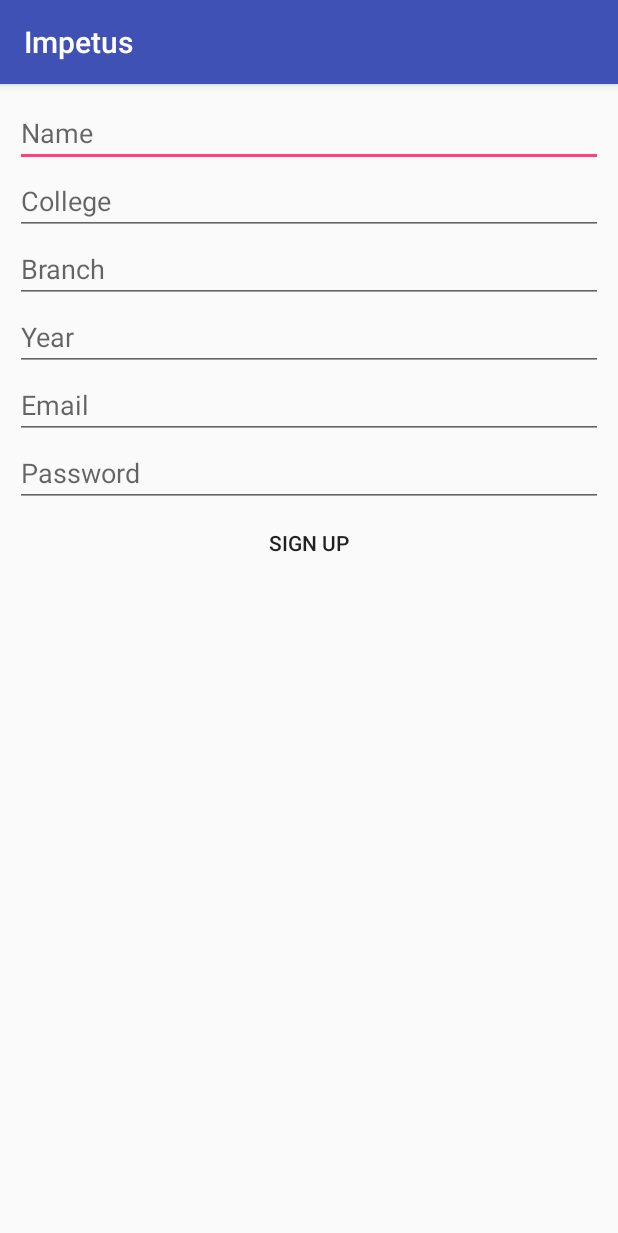
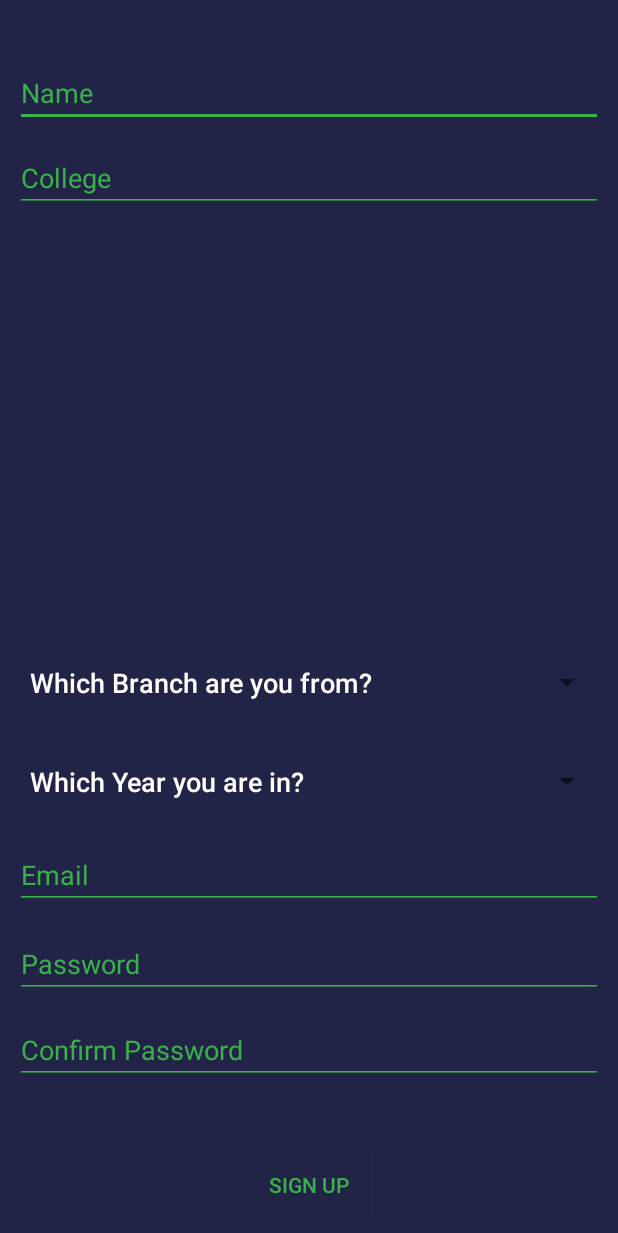
Before and after one commit to CaptainDaVinci/Impetus, an Android app: the SignUpActivity screen opened directly, with no data from a screen before it, on a phone screen of 412 x 824 dp. Shown: the top 1233 px of the screen. Run offline under Robolectric (Android 15) with nearby library versions, the phone set to English and light mode, and no system bars; our stand-ins replace Firebase (no records; nobody signed in at launch, a user with empty details on screens opened directly); Roboto replaces fonts that are not available here.

Commit message:
sign up page design n few changes more

```diff
--- a/app/src/main/AndroidManifest.xml
+++ b/app/src/main/AndroidManifest.xml
@@ -16,7 +16,8 @@
                 <category android:name="android.intent.category.LAUNCHER" />
             </intent-filter>
         </activity>
-        <activity android:name=".SignUpActivity" />
+        <activity android:name=".SignUpActivity"
+            android:theme="@style/AppTheme.NoActionBar"/>
         <activity
             android:name=".HomeActivity"
             android:label="@string/title_activity_home"
--- a/app/src/main/java/uvce/com/impetus/SignUpActivity.java
+++ b/app/src/main/java/uvce/com/impetus/SignUpActivity.java
@@ -1,13 +1,19 @@
 package uvce.com.impetus;
 
 import android.content.Intent;
+import android.graphics.Color;
 import android.os.Bundle;
 import android.support.v7.app.AppCompatActivity;
 import android.util.Log;
 import android.view.View;
+import android.view.ViewGroup;
+import android.widget.AdapterView;
+import android.widget.ArrayAdapter;
 import android.widget.Button;
 import android.widget.EditText;
+import android.widget.Spinner;
 import android.widget.TextView;
+import android.widget.Toast;
 
 import com.google.firebase.database.DataSnapshot;
 import com.google.firebase.database.DatabaseError;
@@ -15,17 +21,24 @@ import com.google.firebase.database.DatabaseReference;
 import com.google.firebase.database.FirebaseDatabase;
 import com.google.firebase.database.ValueEventListener;
 
+import java.util.ArrayList;
+import java.util.Arrays;
+import java.util.List;
 import java.util.regex.Matcher;
 import java.util.regex.Pattern;
 
 public class SignUpActivity extends AppCompatActivity {
     private final static String TAG = LoginActivity.TAG;
 
-    EditText nameField, collegeField, branchField, yearField,
-            emailField, passwordField;
+    EditText nameField, collegeField,
+            emailField, passwordField,confirmpasswordField;
 
     TextView errorField;
     DatabaseReference rootRef;
+    Spinner branchField,yearField;
+    String[] year = new String[]{"Which Year you are in?","First year","Second year","Third year","Fourth year"};
+    String[] branch=new String[]{"Which Branch are you from?","Computer  Science","Information Science","Electronics and Communication","Electrical","Mechanical","Civil"};
+
 
     @Override
     protected void onCreate(Bundle savedInstanceState) {
@@ -36,11 +49,12 @@ public class SignUpActivity extends AppCompatActivity {
 
         nameField = findViewById(R.id.nameField);
         collegeField = findViewById(R.id.collegeField);
-        branchField = findViewById(R.id.branchField);
-        yearField = findViewById(R.id.yearField);
+        branchField=findViewById(R.id.branchField);
+        yearField=findViewById(R.id.yearField);
         emailField = findViewById(R.id.emailField);
         passwordField = findViewById(R.id.passwordField);
         errorField = findViewById(R.id.errorField);
+        confirmpasswordField=findViewById(R.id.confirm_passwordField);
 
         rootRef = FirebaseDatabase.getInstance().getReference();
 
@@ -52,17 +66,86 @@ public class SignUpActivity extends AppCompatActivity {
                 validateInput();
             }
         });
+
+
+        List<String> yearList = new ArrayList<>(Arrays.asList(year));
+        List<String> branchList = new ArrayList<>(Arrays.asList(branch));
+
+        //yearList spinner
+        final ArrayAdapter<String> spinnerArrayAdapter1 = new ArrayAdapter<String>(
+                this,R.layout.spinner_year,yearList){
+            @Override
+            public boolean isEnabled(int position){
+                if(position == 0)
+                    return false;
+                else
+                    return true;
+            }
+            @Override
+            public View getDropDownView(int position, View convertView,
+                                        ViewGroup parent) {
+                View view;
+                view = super.getDropDownView(position, convertView, parent);
+                TextView tv = (TextView) view;
+                if(position == 0){
+                    tv.setTextColor(Color.GRAY);
+                }
+                else {
+                    tv.setTextColor(Color.parseColor("#3ab14a"));
+                }
+                return view;
+            }
+        };
+        spinnerArrayAdapter1.setDropDownViewResource(R.layout.spinner_year);
+        yearField.setAdapter(spinnerArrayAdapter1);
+
+        //branchList spinner
+
+        final ArrayAdapter<String> spinnerArrayAdapter2 = new ArrayAdapter<String>(
+                this,R.layout.spinner_banch,branchList){
+            @Override
+            public boolean isEnabled(int position){
+                if(position == 0)
+                    return false;
+                else
+                    return true;
+            }
+            @Override
+            public View getDropDownView(int position, View convertView,
+                                        ViewGroup parent) {
+                View view;
+                view = super.getDropDownView(position, convertView, parent);
+                TextView tv = (TextView) view;
+                if(position == 0){
+                    tv.setTextColor(Color.GRAY);
+                }
+                else {
+                    tv.setTextColor(Color.parseColor("#3ab14a"));
+                }
+                return view;
+            }
+        };
+        spinnerArrayAdapter2.setDropDownViewResource(R.layout.spinner_banch);
+        branchField.setAdapter(spinnerArrayAdapter2);
+
     }
+
+
+
+
+
+
 
     private void validateInput() {
         Log.d(TAG, "Validating input");
 
         String name = nameField.getText().toString();
         String college = collegeField.getText().toString();
-        String branch = branchField.getText().toString();
-        String year = yearField.getText().toString();
+        String branch =yearField.getSelectedItem().toString();
+        String year = branchField.getSelectedItem().toString();
         String email = emailField.getText().toString();
         String password = passwordField.getText().toString();
+        String confirmpassword = confirmpasswordField.getText().toString();
 
         if (name.isEmpty() || college.isEmpty() || branch.isEmpty() ||
                 year.isEmpty() || email.isEmpty() || password.isEmpty()) {
@@ -84,6 +167,10 @@ public class SignUpActivity extends AppCompatActivity {
         if (password.length() < 8) {
             showError(4);
             return ;
+        }
+
+        if(confirmpassword.compareTo(password)!=0){
+            showError(5);
         }
 
         Log.d(TAG, "Valid input");
@@ -165,6 +252,10 @@ public class SignUpActivity extends AppCompatActivity {
             case 4:
                 msg = "Password should be atleast 8 characters long";
                 break;
+
+            case 5:
+                msg = "Your password and confirmation password do not match";
+                break;
         }
 
         errorField.setVisibility(View.VISIBLE);
--- /dev/null
+++ b/app/src/main/res/drawable/spinner_border.xml
@@ -0,0 +1,4 @@
+<shape xmlns:android="http://schemas.android.com/apk/res/android" android:shape="rectangle" >
+    <solid android:color="@android:color/transparent" />
+    <stroke android:width="0.75dip" android:color="#3ab14a" android:dashGap="2dp"/>
+</shape>
--- a/app/src/main/res/layout/activity_sign_up.xml
+++ b/app/src/main/res/layout/activity_sign_up.xml
@@ -2,57 +2,102 @@
 <RelativeLayout xmlns:android="http://schemas.android.com/apk/res/android"
     android:layout_width="match_parent"
     android:layout_height="match_parent"
-    android:padding="10dp">
+    android:padding="10dp"
+    android:background="#212446">
+
 
     <EditText
         android:id="@+id/nameField"
         android:layout_width="match_parent"
         android:layout_height="wrap_content"
-        android:hint="Name"/>
+        android:layout_alignParentStart="true"
+        android:layout_alignParentTop="true"
+        android:layout_marginTop="29dp"
+        android:backgroundTint="#3ab14a"
+        android:hint="Name"
+        android:textColor="#ffffff"
+        android:textColorHint="#3ab14a" />
 
     <EditText
         android:id="@+id/collegeField"
         android:layout_width="match_parent"
         android:layout_height="wrap_content"
-        android:layout_below="@id/nameField"
-        android:hint="College"/>
+        android:layout_alignParentStart="true"
+        android:layout_below="@+id/nameField"
+        android:layout_marginTop="11dp"
+        android:backgroundTint="#3ab14a"
+        android:hint="College"
+        android:textColor="#ffffff"
+        android:textColorHint="#3ab14a" />
 
-    <EditText
+    <Spinner
         android:id="@+id/branchField"
-        android:layout_width="match_parent"
+        android:layout_width="fill_parent"
         android:layout_height="wrap_content"
-        android:layout_below="@id/collegeField"
-        android:hint="Branch"/>
+        android:layout_above="@+id/yearField"
+        android:layout_alignParentStart="true"
+        android:layout_marginBottom="21dp"
+        android:popupBackground="#212446"
+        android:textColor="#3ab14a" />
 
-    <EditText
+    <Spinner
         android:id="@+id/yearField"
-        android:layout_width="match_parent"
+
+        android:layout_width="fill_parent"
         android:layout_height="wrap_content"
-        android:layout_below="@id/branchField"
-        android:inputType="number"
-        android:hint="Year"/>
+        android:layout_above="@+id/emailField"
+        android:layout_alignParentStart="true"
+        android:layout_marginBottom="17dp"
+        android:popupBackground="#212446"
+        android:textColor="#3ab14a" />
+
 
     <EditText
         android:id="@+id/emailField"
         android:layout_width="match_parent"
         android:layout_height="wrap_content"
-        android:layout_below="@+id/yearField"
+        android:layout_above="@+id/passwordField"
+        android:layout_alignParentStart="true"
+        android:backgroundTint="#3ab14a"
+        android:hint="Email"
         android:inputType="textEmailAddress"
-        android:hint="Email"/>
+        android:textColor="#ffffff"
+        android:textColorHint="#3ab14a"
+        android:layout_marginBottom="14dp"
+
+        />
 
     <EditText
         android:id="@+id/passwordField"
-        android:layout_below="@+id/emailField"
         android:layout_width="match_parent"
         android:layout_height="wrap_content"
+        android:layout_above="@+id/confirm_passwordField"
+        android:layout_alignParentStart="true"
+        android:layout_marginBottom="12dp"
+        android:backgroundTint="#3ab14a"
+        android:hint="Password"
         android:inputType="textPassword"
-        android:hint="Password"/>
+        android:textColor="#ffffff"
+        android:textColorHint="#3ab14a" />
+
+    <EditText
+        android:id="@+id/confirm_passwordField"
+        android:layout_width="match_parent"
+        android:layout_height="wrap_content"
+        android:layout_above="@+id/signupButton"
+        android:layout_alignParentStart="true"
+        android:layout_marginBottom="43dp"
+        android:backgroundTint="#3ab14a"
+        android:hint="Confirm Password"
+        android:inputType="textPassword"
+        android:textColor="#ffffff"
+        android:textColorHint="#3ab14a" />
 
     <TextView
         android:id="@+id/errorField"
         android:layout_width="wrap_content"
         android:layout_height="wrap_content"
-        android:layout_below="@id/passwordField"
+        android:layout_above="@id/signupButton"
         android:layout_marginTop="10dp"
         android:textColor="@android:color/holo_red_dark"
         android:visibility="gone"/>
@@ -62,10 +107,11 @@
         android:id="@+id/signupButton"
         android:layout_width="wrap_content"
         android:layout_height="wrap_content"
+        android:layout_alignParentBottom="true"
+        android:layout_centerHorizontal="true"
+        android:background="#212446"
+        android:onClick="onClick"
         android:text="sign up"
-        android:layout_below="@id/errorField"
-        android:layout_centerHorizontal="true"
-        android:background="@android:color/transparent"
-        android:onClick="onClick"/>
+        android:textColor="#3ab14a" />
 
 </RelativeLayout>
--- /dev/null
+++ b/app/src/main/res/layout/spinner_banch.xml
@@ -0,0 +1,12 @@
+<?xml version="1.0" encoding="utf-8"?>
+<TextView
+    xmlns:android="http://schemas.android.com/apk/res/android"
+    android:layout_width="match_parent"
+    android:layout_height="wrap_content"
+    android:padding="10dp"
+    android:fontFamily="sans-serif-medium"
+    android:textColor="#ffffff"
+    android:textSize="18sp"
+
+
+    />
--- /dev/null
+++ b/app/src/main/res/layout/spinner_year.xml
@@ -0,0 +1,11 @@
+<?xml version="1.0" encoding="utf-8"?>
+<TextView
+xmlns:android="http://schemas.android.com/apk/res/android"
+    android:layout_width="match_parent"
+    android:layout_height="wrap_content"
+    android:padding="10dp"
+    android:fontFamily="sans-serif-medium"
+    android:textColor="#ffffff"
+    android:textSize="18sp"
+
+    />
--- a/app/src/main/res/values-v21/styles.xml
+++ b/app/src/main/res/values-v21/styles.xml
@@ -3,6 +3,5 @@
     <style name="AppTheme.NoActionBar">
         <item name="windowActionBar">false</item>
         <item name="windowNoTitle">true</item>
-        <item name="android:statusBarColor">@android:color/transparent</item>
     </style>
 </resources>
```
